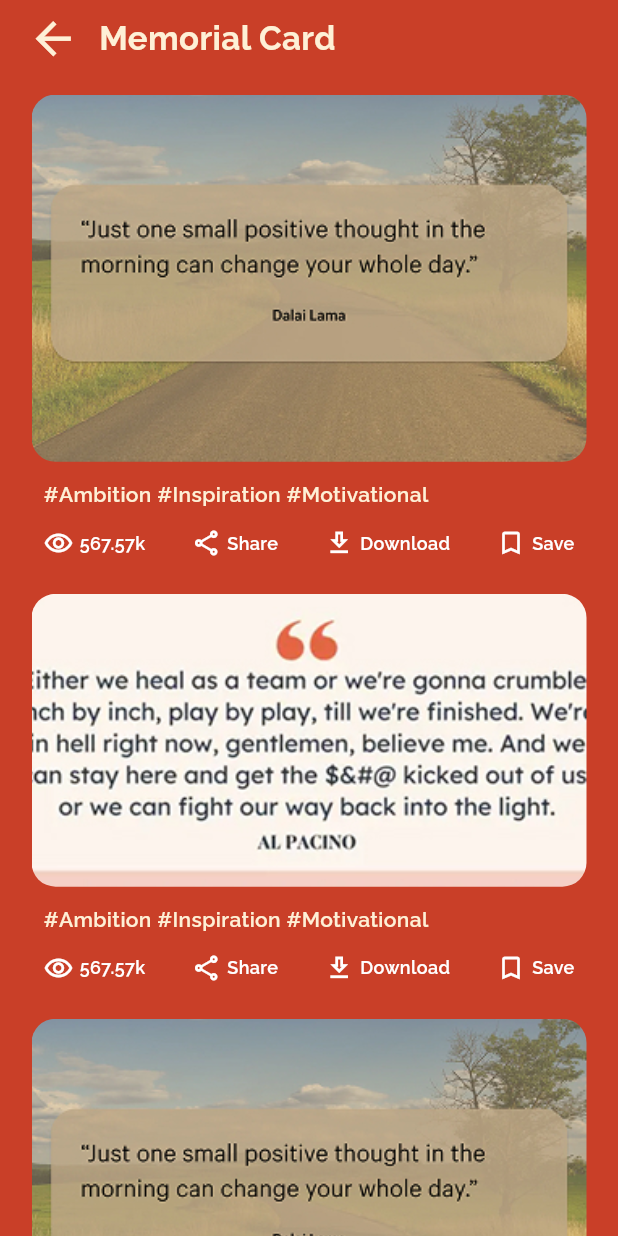
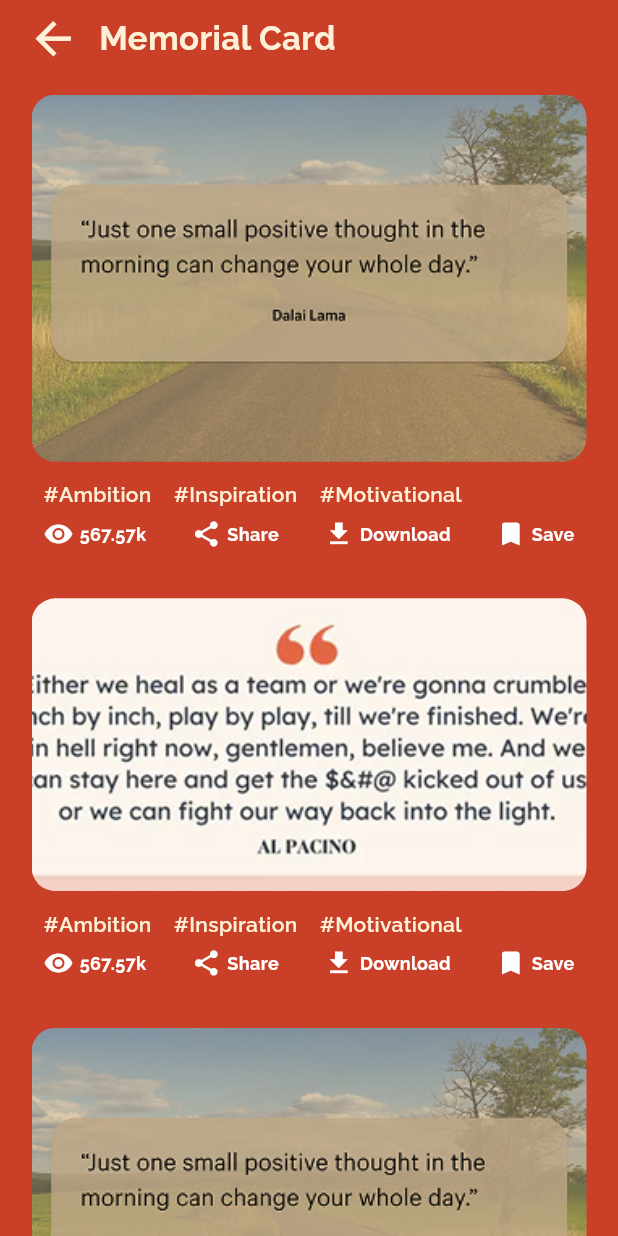
Before and after one commit to Rasheduzzaman-Rochi/cardinal_quotes_app, a Flutter app: the MemorialCardScreen screen opened directly, on a phone screen of 412 x 824 dp. Run offline on Flutter 3.47's test engine with Material 3 defaults, Android fonts, the phone set to English and light mode, and no system bars; our stand-ins replace flutter_svg, google_fonts.

Commit message:
memorial card fully updated

```diff
--- a/lib/src/features/memorial_cards/screens/memorial_card_screen.dart
+++ b/lib/src/features/memorial_cards/screens/memorial_card_screen.dart
@@ -1,21 +1,21 @@
 import 'package:flutter/material.dart';
+import '../widgets/memorial_image_card.dart';
 
 class MemorialCardScreen extends StatelessWidget {
-  // The onBackTapped callback is no longer needed.
   const MemorialCardScreen({super.key});
 
   static const List<Map<String, String>> _memorialItems = [
     {
       'imagePath': 'assets/images/memo_1.jpg',
-      'tags': '#Ambition #Inspiration #Motivational',
+      'tags': '#Ambition    #Inspiration    #Motivational',
     },
     {
       'imagePath': 'assets/images/memo_2.jpg',
-      'tags': '#Ambition #Inspiration #Motivational',
+      'tags': '#Ambition    #Inspiration    #Motivational',
     },
     {
-      'imagePath': 'assets/images/memo_1.jpg', // Reusing the first image
-      'tags': '#Ambition #Inspiration #Motivational',
+      'imagePath': 'assets/images/memo_1.jpg',
+      'tags': '#Ambition    #Inspiration    #Motivational',
     },
   ];
 
@@ -38,7 +38,6 @@ class MemorialCardScreen extends StatelessWidget {
                     color: colorScheme.onPrimary,
                     size: 35,
                   ),
-                  // The onPressed callback now simply pops the current screen.
                   onPressed: () => Navigator.of(context).pop(),
                 ),
                 const SizedBox(width: 5),
@@ -65,7 +64,7 @@ class MemorialCardScreen extends StatelessWidget {
         itemCount: _memorialItems.length,
         itemBuilder: (context, index) {
           final item = _memorialItems[index];
-          return _MemorialImageCard(
+          return MemorialImageCard(
             imagePath: item['imagePath']!,
             tags: item['tags']!,
           );
@@ -74,91 +73,3 @@ class MemorialCardScreen extends StatelessWidget {
     );
   }
 }
-
-class _MemorialImageCard extends StatelessWidget {
-  final String imagePath;
-  final String tags;
-
-  const _MemorialImageCard({required this.imagePath, required this.tags});
-
-  @override
-  Widget build(BuildContext context) {
-    return Card(
-      color: Colors.transparent,
-      elevation: 0,
-      margin: const EdgeInsets.only(bottom: 24),
-      child: Column(
-        crossAxisAlignment: CrossAxisAlignment.start,
-        children: [
-          ClipRRect(
-            borderRadius: BorderRadius.circular(16),
-            child: Image.asset(
-              imagePath,
-              fit: BoxFit.cover,
-              width: double.infinity,
-              errorBuilder: (context, error, stackTrace) {
-                return Container(
-                  height: 200,
-                  color: Colors.grey,
-                  child: const Center(child: Text('Image not found')),
-                );
-              },
-            ),
-          ),
-          const SizedBox(height: 12),
-          Padding(
-            padding: const EdgeInsets.symmetric(horizontal: 8.0),
-            child: Column(
-              crossAxisAlignment: CrossAxisAlignment.start,
-              children: [
-                Text(
-                  tags,
-                  style: TextStyle(
-                    color: Theme.of(context).colorScheme.onPrimary,
-                    fontSize: 14,
-                    fontWeight: FontWeight.w600,
-                  ),
-                ),
-                const SizedBox(height: 12),
-                _buildActionRow(context),
-              ],
-            ),
-          )
-        ],
-      ),
-    );
-  }
-
-  Widget _buildActionRow(BuildContext context) {
-    return Row(
-      mainAxisAlignment: MainAxisAlignment.spaceBetween,
-      children: [
-        _buildActionIcon(
-            context, icon: Icons.remove_red_eye_outlined, text: '567.57k'),
-        _buildActionIcon(context, icon: Icons.share_outlined, text: 'Share'),
-        _buildActionIcon(
-            context, icon: Icons.download_outlined, text: 'Download'),
-        _buildActionIcon(context, icon: Icons.bookmark_border, text: 'Save'),
-      ],
-    );
-  }
-
-  Widget _buildActionIcon(BuildContext context,
-      {required IconData icon, required String text}) {
-    final iconColor = Colors.white;
-    return Row(
-      children: [
-        Icon(icon, color: iconColor, size: 20),
-        const SizedBox(width: 4),
-        Text(
-          text,
-          style: TextStyle(
-            color: iconColor,
-            fontSize: 12,
-            fontWeight: FontWeight.w600,
-          ),
-        ),
-      ],
-    );
-  }
-}
--- /dev/null
+++ b/lib/src/features/memorial_cards/widgets/memorial_image_card.dart
@@ -0,0 +1,94 @@
+import 'package:flutter/material.dart';
+
+class MemorialImageCard extends StatelessWidget {
+  final String imagePath;
+  final String tags;
+
+  const MemorialImageCard({
+    super.key,
+    required this.imagePath,
+    required this.tags,
+  });
+
+  @override
+  Widget build(BuildContext context) {
+    return Card(
+      color: Colors.transparent,
+      elevation: 0,
+      margin: const EdgeInsets.only(bottom: 33),
+      child: Column(
+        crossAxisAlignment: CrossAxisAlignment.start,
+        children: [
+          ClipRRect(
+            borderRadius: BorderRadius.circular(16),
+            child: Image.asset(
+              imagePath,
+              fit: BoxFit.cover,
+              width: double.infinity,
+              errorBuilder: (context, error, stackTrace) {
+                return Container(
+                  height: 200,
+                  color: Colors.grey,
+                  child: const Center(child: Text('Image not found')),
+                );
+              },
+            ),
+          ),
+          const SizedBox(height: 12),
+          Padding(
+            padding: const EdgeInsets.symmetric(horizontal: 8.0),
+            child: Column(
+              crossAxisAlignment: CrossAxisAlignment.start,
+              children: [
+                Text(
+                  tags,
+                  style: TextStyle(
+                    color: Theme.of(context).colorScheme.onPrimary,
+                    fontSize: 14,
+                    fontWeight: FontWeight.w600,
+                  ),
+                ),
+                const SizedBox(height: 6),
+                _buildActionRow(context),
+              ],
+            ),
+          ),
+        ],
+      ),
+    );
+  }
+
+  Widget _buildActionRow(BuildContext context) {
+    return Row(
+      mainAxisAlignment: MainAxisAlignment.spaceBetween,
+      children: [
+        _buildActionIcon(context, icon: Icons.remove_red_eye, text: '567.57k'),
+        _buildActionIcon(context, icon: Icons.share, text: 'Share'),
+        _buildActionIcon(context, icon: Icons.download, text: 'Download'),
+        _buildActionIcon(context, icon: Icons.bookmark, text: 'Save'),
+      ],
+    );
+  }
+
+  Widget _buildActionIcon(
+    BuildContext context, {
+    required IconData icon,
+    required String text,
+  }) {
+    final iconColor = Colors.white;
+    return Row(
+      children: [
+        Icon(icon, color: iconColor, size: 20),
+        const SizedBox(width: 4),
+        Text(
+          text,
+          style: TextStyle(
+            color: iconColor,
+            fontSize: 12,
+            fontWeight: FontWeight.bold,
+          ),
+        ),
+      ],
+    );
+  }
+}
```
